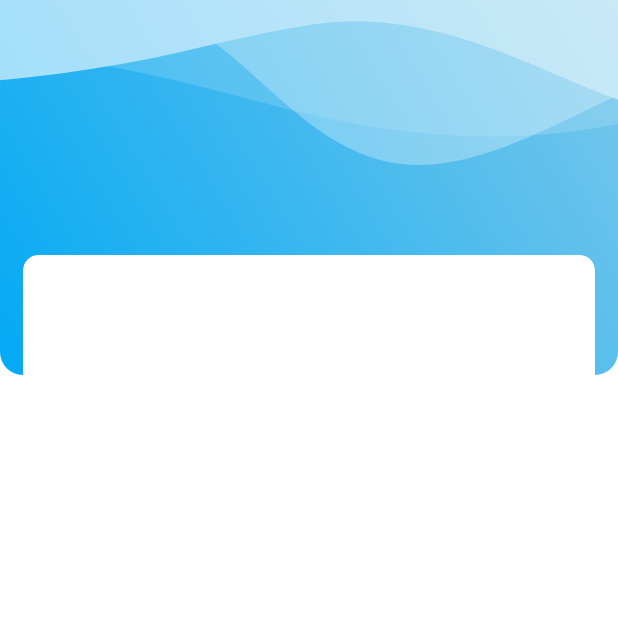
After one commit to Agostinhodossantos/BewiseApp, an Android app: the StudyActivity screen opened directly, with no data from a screen before it, on a phone screen of 412 x 824 dp, the top half of it. The commit adds this screen. Run offline under Robolectric (Android 15) with nearby library versions, the phone set to English and light mode, and no system bars; 1 statement that could not run was skipped.

Commit message:
update StudyActivity

```diff
--- /dev/null
+++ b/app/src/main/java/com/app/bewise/ui/study/StudyActivity.java
@@ -0,0 +1,25 @@
+package com.app.bewise.ui.study;
+
+import androidx.appcompat.app.AppCompatActivity;
+import androidx.appcompat.widget.Toolbar;
+
+import android.os.Bundle;
+
+import com.app.bewise.R;
+
+public class StudyActivity extends AppCompatActivity {
+
+    Toolbar toolbar;
+    @Override
+    protected void onCreate(Bundle savedInstanceState) {
+        super.onCreate(savedInstanceState);
+        setContentView(R.layout.activity_study);
+
+        initUI();
+        setSupportActionBar(toolbar);
+    }
+
+    private void initUI() {
+        toolbar = findViewById(R.id.toolbar);
+    }
+}
--- /dev/null
+++ b/app/src/main/res/drawable/bg_top_study.xml
@@ -0,0 +1,11 @@
+<?xml version="1.0" encoding="utf-8"?>
+<shape xmlns:android="http://schemas.android.com/apk/res/android">
+    <gradient
+        android:startColor="#03A9F4"
+        android:angle="45"
+        android:endColor="#7AC7EA"/>
+    <corners
+        android:bottomRightRadius="15dp"
+        android:bottomLeftRadius="15dp"
+        />
+</shape>
--- /dev/null
+++ b/app/src/main/res/layout/activity_study.xml
@@ -0,0 +1,54 @@
+<?xml version="1.0" encoding="utf-8"?>
+<androidx.core.widget.NestedScrollView
+    xmlns:android="http://schemas.android.com/apk/res/android"
+    xmlns:app="http://schemas.android.com/apk/res-auto"
+    xmlns:tools="http://schemas.android.com/tools"
+    android:layout_width="match_parent"
+    android:layout_height="match_parent"
+    tools:context=".ui.study.StudyActivity">
+
+    <LinearLayout
+        android:orientation="vertical"
+        android:layout_width="match_parent"
+        android:layout_height="wrap_content">
+
+        <RelativeLayout
+            android:layout_width="match_parent"
+            android:layout_height="wrap_content">
+            <Toolbar
+                android:id="@+id/toolbar"
+                android:layout_width="match_parent"
+                android:layout_height="wrap_content"/>
+
+                <RelativeLayout
+                    android:layout_width="match_parent"
+                    android:layout_height="250dp"
+                    android:background="@drawable/bg_top_study"
+                    >
+                    <ImageView
+                        android:layout_width="wrap_content"
+                        android:layout_height="wrap_content"
+                        android:tint="#ffffff"
+                        android:alpha="0.6"
+                        android:scaleType="centerCrop"
+                        android:src="@drawable/ic_waves_opacity"/>
+
+                </RelativeLayout>
+
+            <androidx.cardview.widget.CardView
+                android:layout_marginTop="170dp"
+                android:layout_width="match_parent"
+                app:cardCornerRadius="10dp"
+                android:layout_marginStart="15dp"
+                android:layout_marginEnd="15dp"
+                android:layout_height="250dp">
+
+            </androidx.cardview.widget.CardView>
+
+
+        </RelativeLayout>
+
+    </LinearLayout>
+
+
+</androidx.core.widget.NestedScrollView>
--- a/app/src/main/res/values/strings.xml
+++ b/app/src/main/res/values/strings.xml
@@ -14,6 +14,7 @@
     <string name="jobs">Trabalhos</string>
 
 
+
     <string name="hello_blank_fragment">Hello blank fragment</string>
     <string name="card_top_title">Learn by playing</string>
     <string name="card_top_body">Lorem ipsum consectetur adipiscing elit consectetur</string>
```
Also changed, not shown: app/src/main/AndroidManifest.xml (+6 -2 lines), app/src/main/java/com/app/bewise/ui/study/StudyFragment.java (deleted, +0 -35 lines), app/src/main/java/com/app/bewise/ui/study/StudyViewModel.java (deleted, +0 -19 lines), app/src/main/res/layout/fragment_gallery.xml (deleted, +0 -22 lines), app/src/main/res/navigation/mobile_navigation.xml (+7 -5 lines), app/src/main/res/values/themes.xml (+19 -0 lines).
